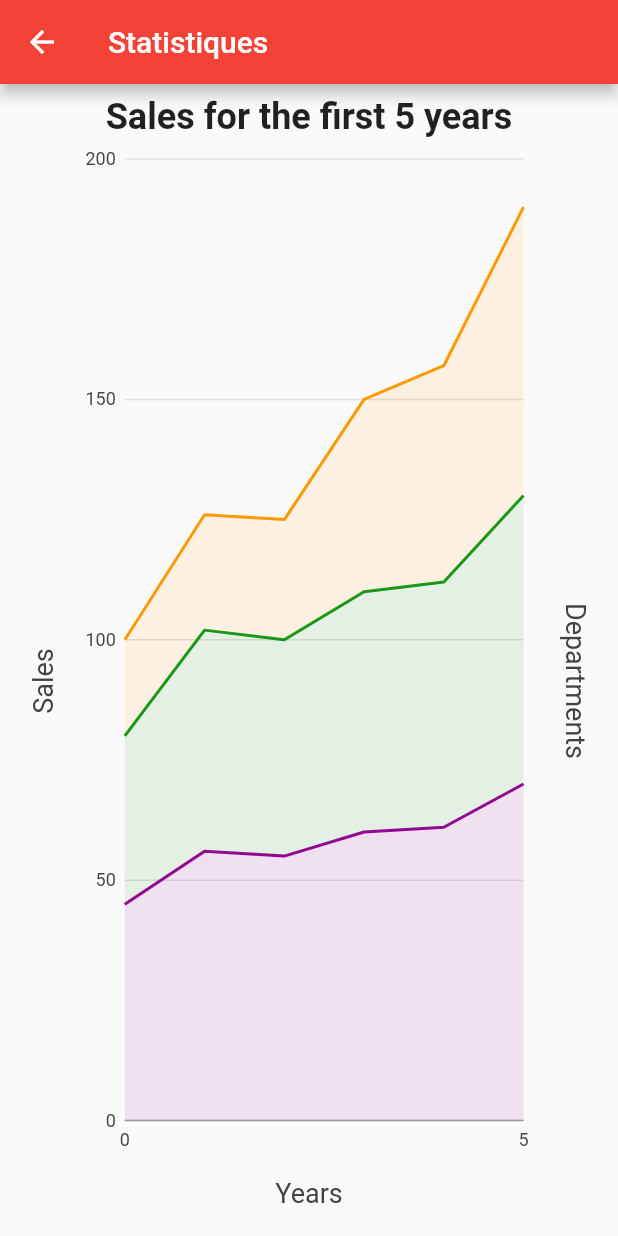
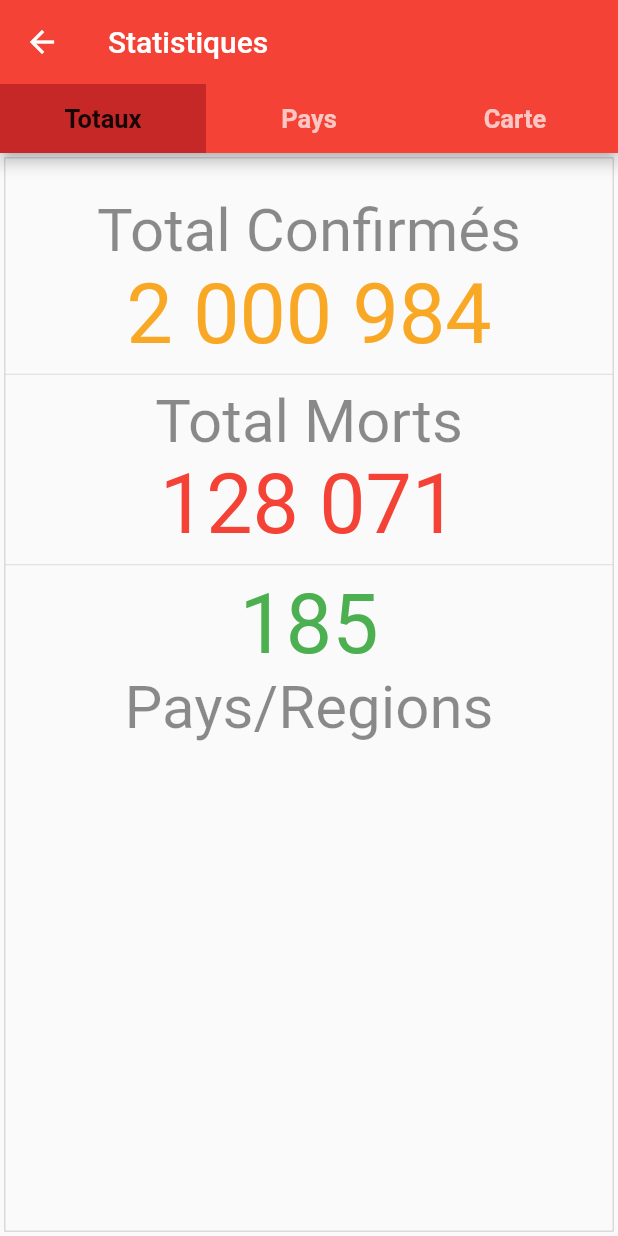
Before and after one commit to ang67/CovidApp, a Flutter app: the StatsPage screen opened by its route, on a phone screen of 412 x 824 dp. Run offline on Flutter 3.47's test engine with Material 2 defaults, Android fonts, the phone set to English and light mode, and no system bars; our stand-ins replace carousel_slider, webview_flutter; missing offline and left inert: easy_web_view; Roboto replaces fonts that are missing (Georgia).

Commit message:
reorganisation de la page statistique et un nouveau template

```diff
--- a/lib/app.dart
+++ b/lib/app.dart
@@ -1,7 +1,7 @@
 
 import 'package:covidapp/ui/base.dart';
 import 'package:covidapp/ui/screens/aboutCorona.dart';
-import 'package:covidapp/ui/screens/statsPage.dart';
+import 'package:covidapp/ui/screens/statsPages/statsPage.dart';
 import 'package:covidapp/ui/theme.dart';
 import 'package:flutter/material.dart';
 
--- a/lib/ui/screens/aboutCorona.dart
+++ b/lib/ui/screens/aboutCorona.dart
@@ -1,4 +1,6 @@
+import 'package:easy_web_view/easy_web_view.dart';
 import 'package:flutter/material.dart';
+import 'package:webview_flutter/webview_flutter.dart';
 
 class AboutCoronaPage extends StatefulWidget {
   @override
@@ -12,10 +14,13 @@ class _AboutCoronaPageState extends State<AboutCoronaPage> {
         appBar: AppBar(
           title: Text('Bon à savoir'),
         ),
-        body: Center(
-          child: Container(
-            child: Text('Bon à savoir'),
-          ),
+        body: Builder(builder: (BuildContext context) {
+        return WebView(
+          initialUrl: 'https://www.arcgis.com/apps/opsdashboard/index.html#/85320e2ea5424dfaaa75ae62e5c06e61',
+          javascriptMode: JavascriptMode.unrestricted,
+
+        );
+  },
         ));
   }
-}
+  }
--- a/lib/ui/screens/statsPage.dart
+++ /dev/null
@@ -1,228 +0,0 @@
-import 'package:flutter/material.dart';
-import 'package:charts_flutter/flutter.dart' as charts;
-import 'package:font_awesome_flutter/font_awesome_flutter.dart';
-
-class StatsPage extends StatefulWidget {
-  final Widget child;
-
-  StatsPage({Key key, this.child}) : super(key: key);
-  _StatsPageState createState() => _StatsPageState();
-}
-
-class _StatsPageState extends State<StatsPage> {
-  List<charts.Series<Pollution, String>> _seriesData;
-  List<charts.Series<Task, String>> _seriesPieData;
-  List<charts.Series<Sales, int>> _seriesLineData;
-
-  _generateData() {
-    var data1 = [
-      new Pollution(1980, 'USA', 30),
-      new Pollution(1980, 'Asia', 40),
-      new Pollution(1980, 'Europe', 10),
-    ];
-    var data2 = [
-      new Pollution(1985, 'USA', 100),
-      new Pollution(1980, 'Asia', 150),
-      new Pollution(1985, 'Europe', 80),
-    ];
-    var data3 = [
-      new Pollution(1985, 'USA', 200),
-      new Pollution(1980, 'Asia', 300),
-      new Pollution(1985, 'Europe', 180),
-    ];
-
-    var piedata = [
-      new Task('Work', 35.8, Color(0xff3366cc)),
-      new Task('Eat', 8.3, Color(0xff990099)),
-      new Task('Commute', 10.8, Color(0xff109618)),
-      new Task('TV', 15.6, Color(0xfffdbe19)),
-      new Task('Sleep', 19.2, Color(0xffff9900)),
-      new Task('Other', 10.3, Color(0xffdc3912)),
-    ];
-
-    var linesalesdata = [
-      new Sales(0, 45),
-      new Sales(1, 56),
-      new Sales(2, 55),
-      new Sales(3, 60),
-      new Sales(4, 61),
-      new Sales(5, 70),
-    ];
-    var linesalesdata1 = [
-      new Sales(0, 35),
-      new Sales(1, 46),
-      new Sales(2, 45),
-      new Sales(3, 50),
-      new Sales(4, 51),
-      new Sales(5, 60),
-    ];
-
-    var linesalesdata2 = [
-      new Sales(0, 20),
-      new Sales(1, 24),
-      new Sales(2, 25),
-      new Sales(3, 40),
-      new Sales(4, 45),
-      new Sales(5, 60),
-    ];
-
-    _seriesData.add(
-      charts.Series(
-        domainFn: (Pollution pollution, _) => pollution.place,
-        measureFn: (Pollution pollution, _) => pollution.quantity,
-        id: '2017',
-        data: data1,
-        fillPatternFn: (_, __) => charts.FillPatternType.solid,
-        fillColorFn: (Pollution pollution, _) =>
-            charts.ColorUtil.fromDartColor(Color(0xff990099)),
-      ),
-    );
-
-    _seriesData.add(
-      charts.Series(
-        domainFn: (Pollution pollution, _) => pollution.place,
-        measureFn: (Pollution pollution, _) => pollution.quantity,
-        id: '2018',
-        data: data2,
-        fillPatternFn: (_, __) => charts.FillPatternType.solid,
-        fillColorFn: (Pollution pollution, _) =>
-            charts.ColorUtil.fromDartColor(Color(0xff109618)),
-      ),
-    );
-
-    _seriesData.add(
-      charts.Series(
-        domainFn: (Pollution pollution, _) => pollution.place,
-        measureFn: (Pollution pollution, _) => pollution.quantity,
-        id: '2019',
-        data: data3,
-        fillPatternFn: (_, __) => charts.FillPatternType.solid,
-        fillColorFn: (Pollution pollution, _) =>
-            charts.ColorUtil.fromDartColor(Color(0xffff9900)),
-      ),
-    );
-
-    _seriesPieData.add(
-      charts.Series(
-        domainFn: (Task task, _) => task.task,
-        measureFn: (Task task, _) => task.taskvalue,
-        colorFn: (Task task, _) =>
-            charts.ColorUtil.fromDartColor(task.colorval),
-        id: 'Air Pollution',
-        data: piedata,
-        labelAccessorFn: (Task row, _) => '${row.taskvalue}',
-      ),
-    );
-
-    _seriesLineData.add(
-      charts.Series(
-        colorFn: (__, _) => charts.ColorUtil.fromDartColor(Color(0xff990099)),
-        id: 'Air Pollution',
-        data: linesalesdata,
-        domainFn: (Sales sales, _) => sales.yearval,
-        measureFn: (Sales sales, _) => sales.salesval,
-      ),
-    );
-    _seriesLineData.add(
-      charts.Series(
-        colorFn: (__, _) => charts.ColorUtil.fromDartColor(Color(0xff109618)),
-        id: 'Air Pollution',
-        data: linesalesdata1,
-        domainFn: (Sales sales, _) => sales.yearval,
-        measureFn: (Sales sales, _) => sales.salesval,
-      ),
-    );
-    _seriesLineData.add(
-      charts.Series(
-        colorFn: (__, _) => charts.ColorUtil.fromDartColor(Color(0xffff9900)),
-        id: 'Air Pollution',
-        data: linesalesdata2,
-        domainFn: (Sales sales, _) => sales.yearval,
-        measureFn: (Sales sales, _) => sales.salesval,
-      ),
-    );
-  }
-
-  @override
-  void initState() {
-    super.initState();
-    _seriesData = List<charts.Series<Pollution, String>>();
-    _seriesPieData = List<charts.Series<Task, String>>();
-    _seriesLineData = List<charts.Series<Sales, int>>();
-    _generateData();
-  }
-
-  @override
-  Widget build(BuildContext context) {
-    return Scaffold(
-      appBar: AppBar(
-        title: Text('Statistiques'),
-      ),
-      body: Padding(
-            padding: EdgeInsets.all(8.0),
-            child: Container(
-              child: Center(
-                child: Column(
-                  children: <Widget>[
-                    Text(
-                      'Sales for the first 5 years',
-                      style: TextStyle(
-                          fontSize: 24.0, fontWeight: FontWeight.bold),
-                    ),
-                    Expanded(
-                      child: charts.LineChart(_seriesLineData,
-                          defaultRenderer: new charts.LineRendererConfig(
-                              includeArea: true, stacked: true),
-                          animate: true,
-                          animationDuration: Duration(milliseconds: 850),
-                          behaviors: [
-                            new charts.ChartTitle('Years',
-                                behaviorPosition:
-                                    charts.BehaviorPosition.bottom,
-                                titleOutsideJustification:
-                                    charts.OutsideJustification.middleDrawArea),
-                            new charts.ChartTitle('Sales',
-                                behaviorPosition: charts.BehaviorPosition.start,
-                                titleOutsideJustification:
-                                    charts.OutsideJustification.middleDrawArea),
-                            new charts.ChartTitle(
-                              'Departments',
-                              behaviorPosition: charts.BehaviorPosition.end,
-                              titleOutsideJustification:
-                                  charts.OutsideJustification.middleDrawArea,
-                            )
-                          ]),
-                    ),
-                  ],
-                ),
-              ),
-            ),
-          ),
-
-
-    );
-  }
-}
-
-class Pollution {
-  String place;
-  int year;
-  int quantity;
-
-  Pollution(this.year, this.place, this.quantity);
-}
-
-class Task {
-  String task;
-  double taskvalue;
-  Color colorval;
-
-  Task(this.task, this.taskvalue, this.colorval);
-}
-
-class Sales {
-  int yearval;
-  int salesval;
-
-  Sales(this.yearval, this.salesval);
-}
--- /dev/null
+++ b/lib/ui/screens/statsPages/countriesTab.dart
@@ -0,0 +1,15 @@
+import 'package:flutter/material.dart';
+
+class CountriesTabPage extends StatefulWidget {
+  @override
+  _CountriesTabPageState createState() => _CountriesTabPageState();
+}
+
+class _CountriesTabPageState extends State<CountriesTabPage> {
+  @override
+  Widget build(BuildContext context) {
+    return Container(
+      child: Center(child: Icon(Icons.flag, size: 64.0, color: Colors.green)),
+    );
+  }
+}
--- /dev/null
+++ b/lib/ui/screens/statsPages/mapPage.dart
@@ -0,0 +1,15 @@
+import 'package:flutter/material.dart';
+
+class MapTabPage extends StatefulWidget {
+  @override
+  _MapTabPageState createState() => _MapTabPageState();
+}
+
+class _MapTabPageState extends State<MapTabPage> {
+  @override
+  Widget build(BuildContext context) {
+    return Container(
+      child: Center(child: Icon(Icons.map, size: 64.0, color: Colors.blue)),
+    );
+  }
+}
--- /dev/null
+++ b/lib/ui/screens/statsPages/statsPage.dart
@@ -0,0 +1,53 @@
+import 'package:covidapp/ui/screens/statsPages/countriesTab.dart';
+import 'package:covidapp/ui/screens/statsPages/mapPage.dart';
+import 'package:covidapp/ui/screens/statsPages/totalsTab.dart';
+import 'package:flutter/material.dart';
+
+class StatsPage extends StatefulWidget {
+  const StatsPage({Key key}) : super(key: key);
+
+  @override
+  State<StatefulWidget> createState() => _StatsPageState();
+}
+
+class _StatsPageState extends State<StatsPage> {
+  static List<Widget> _kTabPages = [
+    TotalsTabPage(),
+    CountriesTabPage(),
+    MapTabPage(),
+  ];
+  static const _kTabs = <Tab>[
+    Tab(text: 'Totaux'),
+    Tab(text: 'Pays'),
+    Tab(text: 'Carte'),
+  ];
+
+
+  @override
+  Widget build(BuildContext context) {
+    return DefaultTabController(
+      length: _kTabs.length,
+      child: Scaffold(
+        appBar: AppBar(
+          title: Text('Statistiques'),
+          bottom: TabBar(
+            tabs: _kTabs,
+            indicator: BoxDecoration(
+              color: Colors.red[800],
+            ),
+            labelColor: null,
+            labelStyle: Theme.of(context)
+                .textTheme
+                .bodyText1
+                .copyWith(fontWeight: FontWeight.bold),
+            unselectedLabelColor: Colors.white70,
+            indicatorWeight: 0,
+          ),
+        ),
+        body: TabBarView(
+          children: _kTabPages,
+        ),
+      ),
+    );
+  }
+}
--- /dev/null
+++ b/lib/ui/screens/statsPages/totalsTab.dart
@@ -0,0 +1,59 @@
+import 'package:covidapp/models/statsModel.dart';
+import 'package:flutter/material.dart';
+
+class TotalsTabPage extends StatefulWidget {
+  @override
+  _TotalsTabPageState createState() => _TotalsTabPageState();
+}
+
+class _TotalsTabPageState extends State<TotalsTabPage> {
+  @override
+  Widget build(BuildContext context) {
+    return Container(
+      child: Container(
+          margin: EdgeInsets.all(3),
+          decoration: BoxDecoration(
+              border: Border.all(width: 0.50, color: Colors.black26)),
+          child: Center(
+            child: Column(
+              //mainAxisSize: MainAxisSize.,
+              children: <Widget>[
+                SizedBox(height: 25),
+                Text('Total Confirmés',
+                    style: TextStyle(
+                      color: Colors.black45,
+                      fontSize: 40.0,
+                    )),
+                Text('2 000 984',
+                    style: TextStyle(
+                      color: Colors.yellow[800],
+                      fontSize: 55.0,
+                    )),
+                Divider(),
+                Text('Total Morts',
+                    style: TextStyle(
+                      color: Colors.black45,
+                      fontSize: 40.0,
+                    )),
+                Text('128 071',
+                    style: TextStyle(
+                      color: Colors.red,
+                      fontSize: 55.0,
+                    )),
+                Divider(),
+                Text('185',
+                    style: TextStyle(
+                      color: Colors.green,
+                      fontSize: 55.0,
+                    )),
+                Text('Pays/Regions',
+                    style: TextStyle(
+                      color: Colors.black45,
+                      fontSize: 40.0,
+                    )),
+              ],
+            ),
+          )),
+    );
+  }
+}
--- a/lib/ui/theme.dart
+++ b/lib/ui/theme.dart
@@ -8,13 +8,13 @@ ThemeData buildBaseTheme() {
     brightness: Brightness.light,
     primaryColor: Colors.red[500],
     accentColor: Colors.blue[300],
-    fontFamily: 'Georgia',
+    fontFamily: null,
 
     textTheme: TextTheme(
 
           headline1: TextStyle(fontSize: 20.0, fontWeight: FontWeight.bold),
-          headline2: TextStyle(fontSize: 16.0, fontWeight: FontWeight.bold),
-          bodyText1: TextStyle(fontSize: 16.0),
+          headline2: TextStyle(fontSize: 17.0, fontWeight: FontWeight.bold),
+          bodyText1: TextStyle(fontSize: 17.0),
           bodyText2: TextStyle(fontSize: 12.0),
 
     )
--- a/pubspec.yaml
+++ b/pubspec.yaml
@@ -22,6 +22,8 @@ dependencies:
   carousel_slider: ^1.4.1
   font_awesome_flutter: ^8.8.1
   charts_flutter: ^0.9.0
+  easy_web_view: ^1.2.0
+  webview_flutter: ^0.3.19+9
 
   # The following adds the Cupertino Icons font to your application.
   # Use with the CupertinoIcons class for iOS style icons.
```
Also changed, not shown: lib/models/statsModel.dart (added, +16 -0 lines), pubspec.lock.
